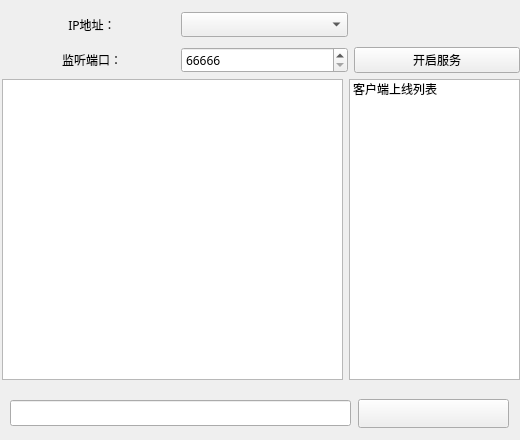
tyyyyyy0906/HChatRoom, file HChatRoomServer/HChatRoomServerMain.ui: the form before one commit.
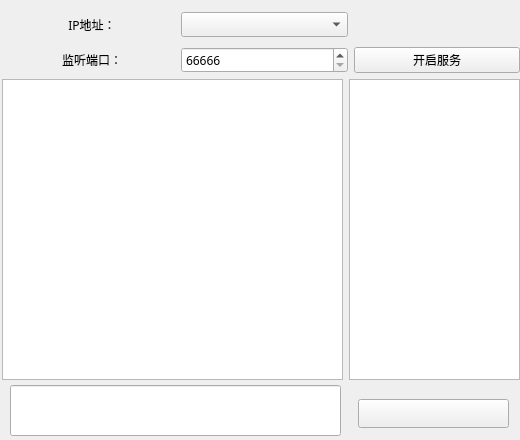
The form after the commit.

The edit to the form file:
```diff
--- a/HChatRoomServer/HChatRoomServerMain.ui
+++ b/HChatRoomServer/HChatRoomServerMain.ui
@@ -125,9 +125,9 @@
    <property name="geometry">
     <rect>
      <x>10</x>
-     <y>400</y>
-     <width>341</width>
-     <height>26</height>
+     <y>385</y>
+     <width>331</width>
+     <height>51</height>
     </rect>
    </property>
    <property name="font">
@@ -167,10 +167,17 @@
      <height>301</height>
     </rect>
    </property>
+   <property name="styleSheet">
+    <string notr="true">color: rgb(255, 255, 255);
+selection-background-color: rgb(85, 85, 127);</string>
+   </property>
    <item>
     <property name="text">
      <string>客户端上线列表</string>
     </property>
+    <property name="flags">
+     <set>NoItemFlags</set>
+    </property>
    </item>
   </widget>
  </widget>
```
Left out of the diff: 2 changed lines with no effect on the pictures.
